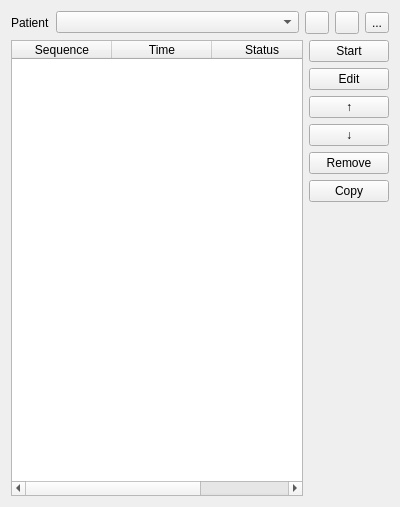
The window that examtab.ui (xbghc/mrscan2) describes before a commit, drawn with Qt 5.
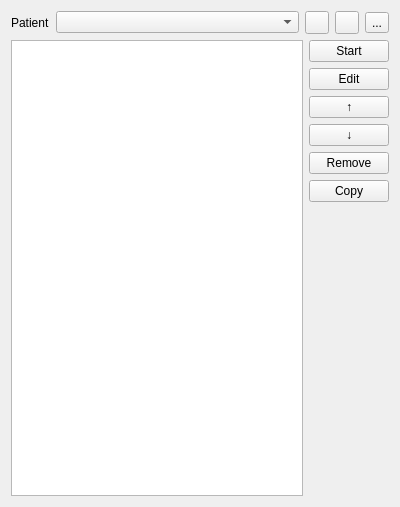
The same window after the commit. Icons and pictures are not drawn.

Commit message:
feat: 使用table view代替原来的table widget
commit c248f12575833efa074e6b1fad004ea202eaf059

    参数对话框accept后会将修改应用到序列的参数

commit 60c9172a46e2c8c21e1334be7a9230b7244397b9

    参数的输入使用spinbox

commit 7e6b30fe2b827f749149addd7265072b2efced50

    打开序列窗口时初始化参数

commit e674fc43fe691778cd7f2f831bb97f0cae7fb437

    使用table view重写exam table

What changed in the file:
```diff
--- a/examtab.ui
+++ b/examtab.ui
@@ -68,7 +68,7 @@
    <item>
     <layout class="QHBoxLayout" name="horizontalLayout_3">
      <item>
-      <widget class="QTableWidget" name="tableWidget">
+      <widget class="QTableView" name="tableView">
        <property name="lineWidth">
         <number>0</number>
        </property>
@@ -81,21 +81,6 @@
        <property name="showGrid">
         <bool>false</bool>
        </property>
-       <column>
-        <property name="text">
-         <string>Sequence</string>
-        </property>
-       </column>
-       <column>
-        <property name="text">
-         <string>Time</string>
-        </property>
-       </column>
-       <column>
-        <property name="text">
-         <string>Status</string>
-        </property>
-       </column>
       </widget>
      </item>
      <item>
```
The commit also changes 9 other files.
